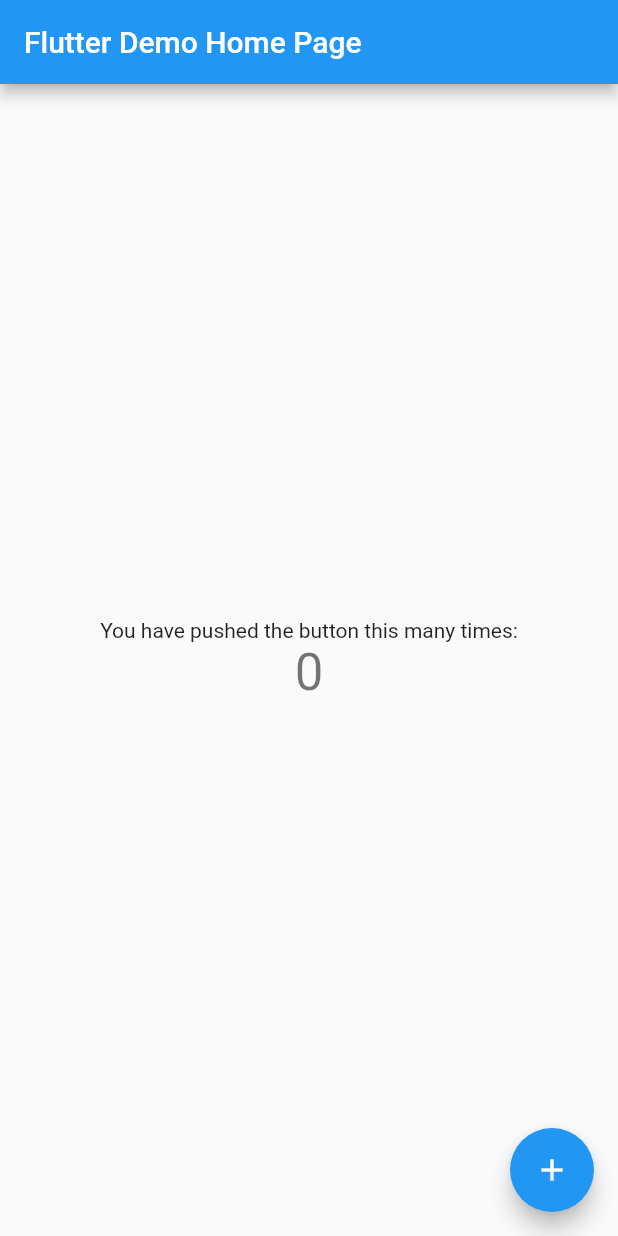
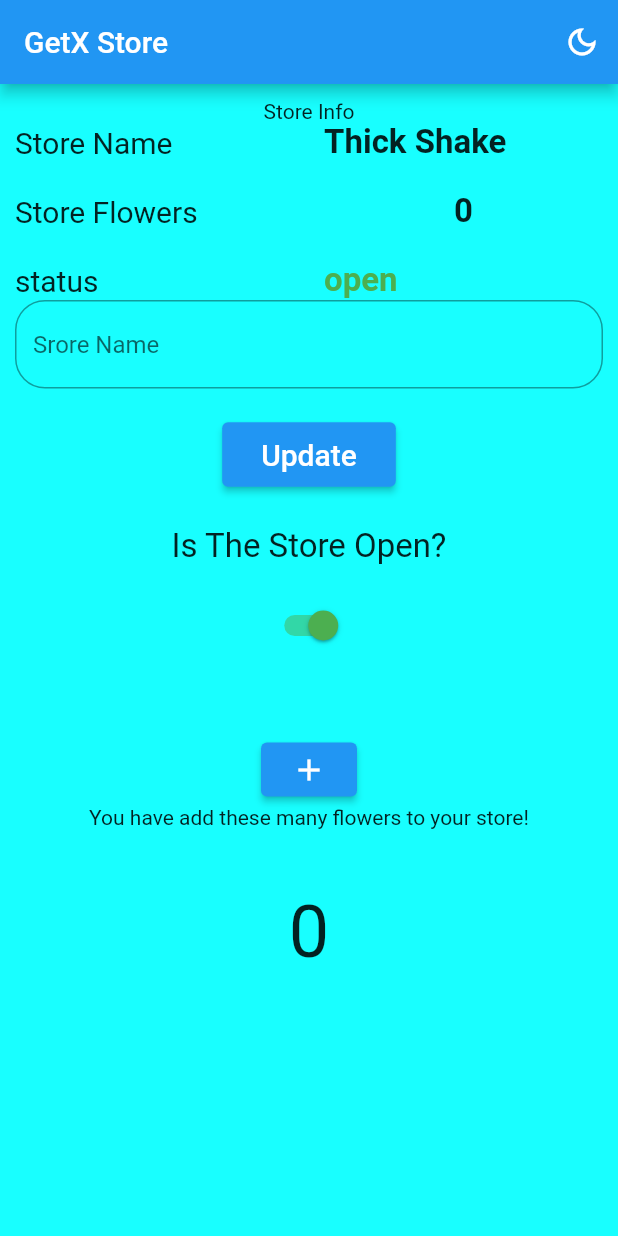
Before and after one commit to chathudilzo/getx_tut, a Flutter app: the screen it shows after launch, on a phone screen of 412 x 824 dp. Run offline on Flutter 3.47's test engine with Material 2 defaults, Android fonts, the phone set to English and light mode, and no system bars; our stand-ins replace get, get_storage.

Commit message:
simple_getx_features_

```diff
--- /dev/null
+++ b/lib/add_flower_count.dart
@@ -0,0 +1,32 @@
+import 'package:flutter/material.dart';
+import 'package:flutter/src/widgets/container.dart';
+import 'package:flutter/src/widgets/framework.dart';
+import 'package:get/get.dart';
+import 'package:getx_tut/store_controller.dart';
+
+class AddFlowerCount extends StatelessWidget {
+   AddFlowerCount({super.key});
+
+final storeController=Get.find<StoreController>();
+
+  @override
+  Widget build(BuildContext context) {
+    return Container(
+        padding: const EdgeInsets.all(24),
+        child: Center(
+          child: Column(
+
+
+            mainAxisAlignment: MainAxisAlignment.center,
+            children: [
+              ElevatedButton(onPressed: () {
+        storeController.updateFlowerCount();
+      },child: const Icon(Icons.add),),
+            const Text('You have add these many flowers to your store!'),
+            const SizedBox(height: 40,),
+            Obx(()=>Text(storeController.flowerCount.value.toString(),style: TextStyle(fontSize: 48),))
+          ]),
+        ),
+      );
+  }
+}
--- a/lib/main.dart
+++ b/lib/main.dart
@@ -1,118 +1,117 @@
 import 'package:flutter/material.dart';
 import 'package:get/get.dart';
+import 'package:getx_tut/add_flower_count.dart';
 import 'package:getx_tut/store_controller.dart';
+import 'package:getx_tut/store_status.dart';
+import 'package:getx_tut/theme.dart';
+import 'package:getx_tut/theme_controller.dart';
+import 'package:getx_tut/update_store_name.dart';
 
 void main() {
  Get.put(StoreController());
-  runApp(const MyApp());
+ Get.put(ThemeController());
+  runApp( MyApp());
 }
 
 class MyApp extends StatelessWidget {
-  const MyApp({super.key});
+   MyApp({super.key});
+
+final themeController=Get.find<ThemeController>();
 
   // This widget is the root of your application.
   @override
   Widget build(BuildContext context) {
     return GetMaterialApp(
-      title: 'Flutter Demo',
-      theme: ThemeData(
-        // This is the theme of your application.
-        //
-        // Try running your application with "flutter run". You'll see the
-        // application has a blue toolbar. Then, without quitting the app, try
-        // changing the primarySwatch below to Colors.green and then invoke
-        // "hot reload" (press "r" in the console where you ran "flutter run",
-        // or simply save your changes to "hot reload" in a Flutter IDE).
-        // Notice that the counter didn't reset back to zero; the application
-        // is not restarted.
-        primarySwatch: Colors.blue,
-      ),
-      home: const MyHomePage(title: 'Flutter Demo Home Page'),
+      title: 'Getx',
+      theme:Themes.lightTheme,
+      home: const MyHomePage(),
     );
   }
 }
 
 class MyHomePage extends StatefulWidget {
-  const MyHomePage({super.key, required this.title});
+  const MyHomePage({super.key,});
 
-  // This widget is the home page of your application. It is stateful, meaning
-  // that it has a State object (defined below) that contains fields that affect
-  // how it looks.
 
-  // This class is the configuration for the state. It holds the values (in this
-  // case the title) provided by the parent (in this case the App widget) and
-  // used by the build method of the State. Fields in a Widget subclass are
-  // always marked "final".
 
-  final String title;
+
 
   @override
   State<MyHomePage> createState() => _MyHomePageState();
 }
 
 class _MyHomePageState extends State<MyHomePage> {
-  int _counter = 0;
 
-  void _incrementCounter() {
-    setState(() {
-      // This call to setState tells the Flutter framework that something has
-      // changed in this State, which causes it to rerun the build method below
-      // so that the display can reflect the updated values. If we changed
-      // _counter without calling setState(), then the build method would not be
-      // called again, and so nothing would appear to happen.
-      _counter++;
-    });
-  }
+final storeController=Get.find<StoreController>();
+final themeController = Get.find<ThemeController>();
 
   @override
   Widget build(BuildContext context) {
-    // This method is rerun every time setState is called, for instance as done
-    // by the _incrementCounter method above.
-    //
-    // The Flutter framework has been optimized to make rerunning build methods
-    // fast, so that you can just rebuild anything that needs updating rather
-    // than having to individually change instances of widgets.
+
     return Scaffold(
+      backgroundColor: Colors.cyanAccent,
+
       appBar: AppBar(
-        // Here we take the value from the MyHomePage object that was created by
-        // the App.build method, and use it to set our appbar title.
-        title: Text(widget.title),
+
+        title: Text('GetX Store'),
+        actions: [
+IconButton(
+           onPressed: () {
+             if (Get.isDarkMode) {
+               themeController.changeTheme(Themes.lightTheme);
+               themeController.saveTheme(false);
+             } else {
+               themeController.changeTheme(Themes.darkTheme);
+               themeController.saveTheme(true); }},
+           icon: Get.isDarkMode
+               ? const Icon(Icons.light_mode_outlined)
+               : const Icon(Icons.dark_mode_outlined),)
+        ],
       ),
-      body: Center(
-        // Center is a layout widget. It takes a single child and positions it
-        // in the middle of the parent.
-        child: Column(
-          // Column is also a layout widget. It takes a list of children and
-          // arranges them vertically. By default, it sizes itself to fit its
-          // children horizontally, and tries to be as tall as its parent.
-          //
-          // Invoke "debug painting" (press "p" in the console, choose the
-          // "Toggle Debug Paint" action from the Flutter Inspector in Android
-          // Studio, or the "Toggle Debug Paint" command in Visual Studio Code)
-          // to see the wireframe for each widget.
-          //
-          // Column has various properties to control how it sizes itself and
-          // how it positions its children. Here we use mainAxisAlignment to
-          // center the children vertically; the main axis here is the vertical
-          // axis because Columns are vertical (the cross axis would be
-          // horizontal).
-          mainAxisAlignment: MainAxisAlignment.center,
-          children: <Widget>[
-            const Text(
-              'You have pushed the button this many times:',
+      body:Container(
+        padding: const EdgeInsets.all(10),
+        child: SingleChildScrollView(child: Column(
+          children: [
+            Text('Store Info'),
+            Row(
+              mainAxisAlignment: MainAxisAlignment.spaceBetween,
+              children: [
+                const Flexible(child: Text('Store Name',style: TextStyle(fontSize: 20),),fit: FlexFit.tight,),
+                const SizedBox(width: 20,),
+                Obx(()=>Flexible(child: Text(storeController.storeName.value.toString(),style: TextStyle(fontSize: 22,fontWeight: FontWeight.bold),),fit: FlexFit.tight,))
+              ],
             ),
-            Text(
-              '$_counter',
-              style: Theme.of(context).textTheme.headline4,
+            const SizedBox(height: 20,),
+            Row(
+              mainAxisAlignment: MainAxisAlignment.spaceBetween,
+              children: [
+                const Flexible(child: Text('Store Flowers',style: TextStyle(fontSize: 20),),fit: FlexFit.tight,)
+                ,SizedBox(width: 20,),
+                Obx(()=>Flexible(child: Text(storeController.flowerCount.value.toString(),textAlign: TextAlign.center,style: TextStyle(fontSize: 22,fontWeight: FontWeight.bold),),fit: FlexFit.tight,))
+              ],
+            ),const SizedBox(height: 20,),Row(
+              mainAxisAlignment: MainAxisAlignment.spaceBetween,
+              children: [
+                const Flexible(child: Text('status',style: TextStyle(fontSize: 20),),fit: FlexFit.tight,),
+                SizedBox(width: 20,),
+                Obx(()=>Flexible(child: Text(storeController.storeStatus.value?'open':'Closed',textAlign: TextAlign.start,style: TextStyle(color: storeController.storeStatus.value?Colors.green:Colors.red,fontSize: 22,fontWeight: FontWeight.bold),),fit: FlexFit.tight,))
+              ],
             ),
+
+            Container(
+              child:
+              UpdateStoreName()
+            ),
+            Container(
+              child: StoreStatus(),
+            ),
+             Container(
+              child: AddFlowerCount(),
+            )
           ],
-        ),
-      ),
-      floatingActionButton: FloatingActionButton(
-        onPressed: _incrementCounter,
-        tooltip: 'Increment',
-        child: const Icon(Icons.add),
-      ), // This trailing comma makes auto-formatting nicer for build methods.
+        )),
+      )
+
     );
   }
 }
--- a/lib/store_controller.dart
+++ b/lib/store_controller.dart
@@ -6,7 +6,7 @@
   final flowerCount=0.obs;
   final storeStatus=true.obs;
   final flowerList=[].obs;
-  final reviews=<StoreReviews>[].obs;
+  //final reviews=<StoreReviews>[].obs;
 
   final storeNameEditingController=TextEditingController();
   final reviewEditingController=TextEditingController();
--- /dev/null
+++ b/lib/store_status.dart
@@ -0,0 +1,32 @@
+import 'package:flutter/material.dart';
+import 'package:flutter/src/widgets/container.dart';
+import 'package:flutter/src/widgets/framework.dart';
+import 'package:get/get.dart';
+import 'package:getx_tut/store_controller.dart';
+
+class StoreStatus extends StatelessWidget {
+   StoreStatus({super.key});
+
+final storeController=Get.find<StoreController>();
+
+
+  @override
+  Widget build(BuildContext context) {
+    return  Container(
+        padding: const EdgeInsets.all(24),
+        child: Center(
+          child: Column(
+            mainAxisAlignment: MainAxisAlignment.center,
+            children: [
+              const Text('Is The Store Open?',style: TextStyle(fontSize: 22),),
+              SizedBox(height: 16,),
+              Obx(()=>Switch(onChanged: (value) => storeController.storeStatus(value),
+              activeColor: Colors.green,value: storeController.storeStatus.value,))
+            ],
+          ),
+        )
+    );
+
+
+  }
+}
--- /dev/null
+++ b/lib/theme.dart
@@ -0,0 +1,6 @@
+import 'package:flutter/material.dart';
+
+class Themes {
+  static ThemeData lightTheme = ThemeData.light();
+  static ThemeData darkTheme = ThemeData.dark();
+}
--- /dev/null
+++ b/lib/theme_controller.dart
@@ -0,0 +1,16 @@
+import 'package:flutter/material.dart';
+import 'package:get/get.dart';
+import 'package:get_storage/get_storage.dart';
+
+class ThemeController extends GetxController{
+  final _box=GetStorage();
+  final _key='isDarkMode';
+
+  ThemeMode get theme=>_loadTheme()?ThemeMode.dark:ThemeMode.light;
+
+  bool _loadTheme()=>_box.read(_key)??false;
+
+  void saveTheme(bool isDarkMode)=>_box.write(_key, isDarkMode);
+  void changeTheme(ThemeData theme)=>Get.changeTheme(theme);
+  void changeThemeMode(ThemeMode themeMode)=>Get.changeThemeMode(themeMode);
+}
--- a/lib/update_store_name.dart
+++ b/lib/update_store_name.dart
@@ -1,3 +1,5 @@
+import 'package:flutter/cupertino.dart';
+import 'package:flutter/material.dart';
 import 'package:flutter/src/widgets/container.dart';
 import 'package:flutter/src/widgets/framework.dart';
 import 'package:get/get.dart';
@@ -9,6 +11,23 @@
 
   @override
   Widget build(BuildContext context) {
-    return Container();
+    return Column(
+      children: [
+        TextField(
+          controller: storeController.storeNameEditingController,
+          decoration: InputDecoration(
+            hintText: 'Srore Name',
+            border: OutlineInputBorder(borderRadius: BorderRadius.circular(20))
+          ),
+        ),
+        SizedBox(
+          height: 20,
+        ),
+        ElevatedButton(onPressed: (){
+          storeController.updateStoreName(storeController.storeNameEditingController.text);
+          Get.snackbar('Success', 'Store Name Has Been Updated to ${storeController.storeNameEditingController.text}');
+        }, child: const Padding(padding: EdgeInsets.all(10),child: Text('Update',style: TextStyle(fontSize: 20),),))
+      ],
+    );
   }
 }
```
